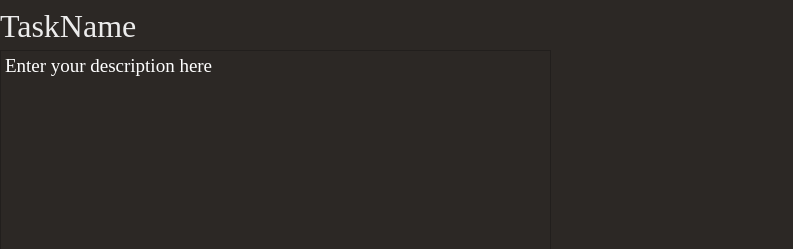
Qt form GUI/UI Files/TaskDisplay.ui (Mulukulum/Amberia) before a commit.
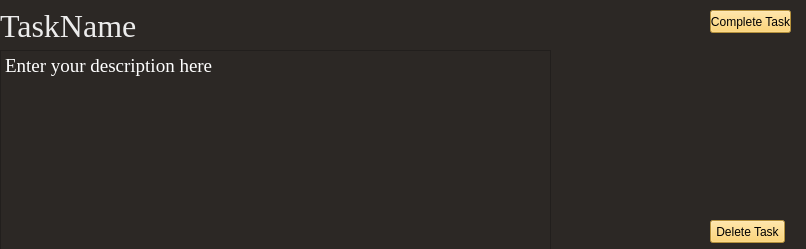
The same form after that commit.

The edit to the form file:
```diff
--- a/GUI/UI Files/TaskDisplay.ui
+++ b/GUI/UI Files/TaskDisplay.ui
@@ -6,7 +6,7 @@
    <rect>
     <x>0</x>
     <y>0</y>
-    <width>793</width>
+    <width>806</width>
     <height>249</height>
    </rect>
   </property>
@@ -76,6 +76,40 @@
 &lt;p style=&quot; margin-top:0px; margin-bottom:0px; margin-left:0px; margin-right:0px; -qt-block-indent:0; text-indent:0px;&quot;&gt;Enter your description here&lt;/p&gt;&lt;/body&gt;&lt;/html&gt;</string>
    </property>
   </widget>
+  <widget class="QPushButton" name="TaskDeleteButton">
+   <property name="geometry">
+    <rect>
+     <x>710</x>
+     <y>220</y>
+     <width>75</width>
+     <height>23</height>
+    </rect>
+   </property>
+   <property name="styleSheet">
+    <string notr="true">background: #fdcb52;
+</string>
+   </property>
+   <property name="text">
+    <string>Delete Task</string>
+   </property>
+  </widget>
+  <widget class="QPushButton" name="TaskDeleteButton_2">
+   <property name="geometry">
+    <rect>
+     <x>710</x>
+     <y>10</y>
+     <width>81</width>
+     <height>23</height>
+    </rect>
+   </property>
+   <property name="styleSheet">
+    <string notr="true">background: #fdcb52;
+</string>
+   </property>
+   <property name="text">
+    <string>Complete Task</string>
+   </property>
+  </widget>
  </widget>
  <resources/>
  <connections/>
```
